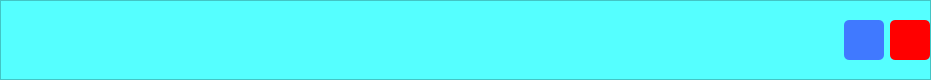
Old version of the form customWidgets/itemwidget.ui in the repository Anmol-A-jain/Dyner.
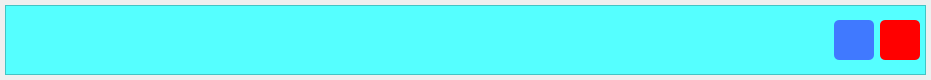
New version of the form.

What changed in the file:
```diff
--- a/customWidgets/itemwidget.ui
+++ b/customWidgets/itemwidget.ui
@@ -24,16 +24,16 @@
     <number>6</number>
    </property>
    <property name="leftMargin">
-    <number>0</number>
+    <number>5</number>
    </property>
    <property name="topMargin">
-    <number>0</number>
+    <number>5</number>
    </property>
    <property name="rightMargin">
-    <number>0</number>
+    <number>5</number>
    </property>
    <property name="bottomMargin">
-    <number>0</number>
+    <number>5</number>
    </property>
    <item>
     <widget class="QFrame" name="frame">
@@ -51,16 +51,16 @@
        <number>6</number>
       </property>
       <property name="leftMargin">
-       <number>0</number>
+       <number>5</number>
       </property>
       <property name="topMargin">
-       <number>0</number>
+       <number>5</number>
       </property>
       <property name="rightMargin">
-       <number>0</number>
+       <number>5</number>
       </property>
       <property name="bottomMargin">
-       <number>0</number>
+       <number>5</number>
       </property>
       <item>
        <layout class="QHBoxLayout" name="horizontalLayout">
```
